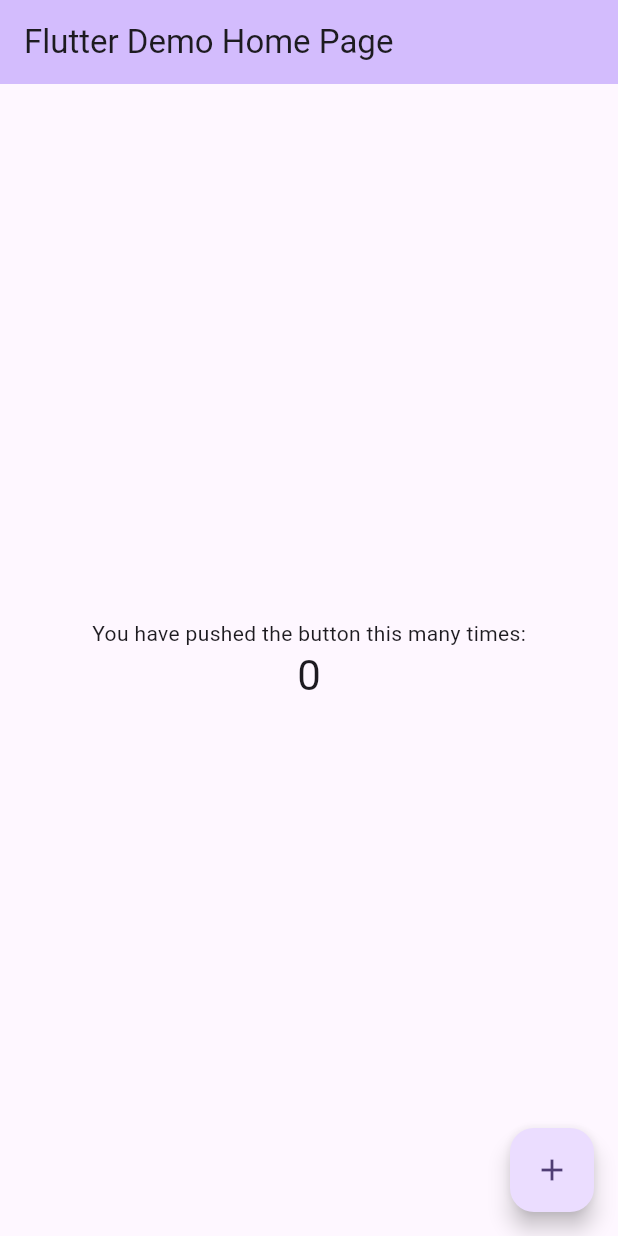
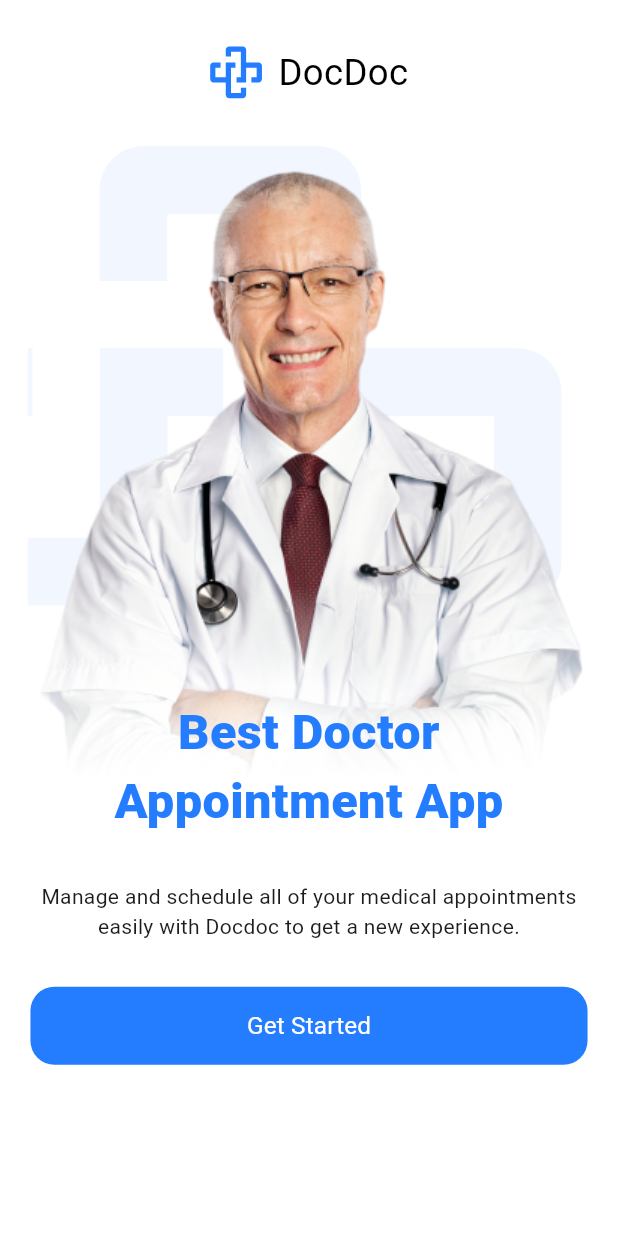
Before and after one commit to HassanYasser07/booking-appointment, a Flutter app: the screen it shows after launch, on a phone screen of 412 x 824 dp. Run offline on Flutter 3.47's test engine with Material 3 defaults, Android fonts, the phone set to English and light mode, and no system bars; our stand-ins replace flutter_screenutil, flutter_svg, go_router.

Commit message:
add packages create onboarding view add routing add text styles create assets folder

```diff
--- /dev/null
+++ b/lib/core/routing/routes.dart
@@ -0,0 +1,24 @@
+import 'package:booking_appointment/fetures/login/login_view.dart';
+import 'package:go_router/go_router.dart';
+
+import '../../fetures/onboarding/onboarding_view.dart';
+
+abstract class Routes{
+  static const kHomeView='/loginView';
+
+
+  static final router = GoRouter(
+
+    routes: [
+      GoRoute(
+        path: '/',
+        builder: (context, state) => const OnboardingView(),
+      ),
+      GoRoute(
+        path: kHomeView,
+        builder: (context, state) => const LoginView(),
+      ),
+
+    ],
+  );
+}
--- /dev/null
+++ b/lib/core/routing/style.dart
@@ -0,0 +1,27 @@
+import 'dart:ui';
+
+import 'package:booking_appointment/core/theme/colors.dart';
+import 'package:flutter/material.dart';
+import 'package:flutter_screenutil/flutter_screenutil.dart';
+
+class Styles{
+  static TextStyle font24black700w=TextStyle(
+    fontSize: 24.sp,
+    color: Colors.black
+  );
+  static TextStyle font32blueBold=TextStyle(
+      fontSize: 32.sp,
+      color: ColorsMaster.mainBlue,
+       fontWeight: FontWeight.w900
+  );
+  static TextStyle font13gray=TextStyle(
+      fontSize: 13.sp,
+      color: Colors.grey,
+      fontWeight: FontWeight.normal
+  );
+  static TextStyle font16white=TextStyle(
+      fontSize: 16.sp,
+      color: Colors.white,
+      fontWeight: FontWeight.normal
+  );
+}
--- /dev/null
+++ b/lib/core/theme/colors.dart
@@ -0,0 +1,4 @@
+import 'package:flutter/material.dart';
+class ColorsMaster{
+  static const Color mainBlue =Color( 0xff247CFF);
+}
--- /dev/null
+++ b/lib/doc_app.dart
@@ -0,0 +1,26 @@
+import 'package:booking_appointment/core/routing/routes.dart';
+import 'package:booking_appointment/core/theme/colors.dart';
+import 'package:flutter/material.dart';
+import 'package:flutter_screenutil/flutter_screenutil.dart';
+class DocApp extends StatelessWidget {
+  const DocApp({super.key});
+
+  @override
+  Widget build(BuildContext context) {
+    return ScreenUtilInit(
+      designSize: const Size(375,812),
+      minTextAdapt: true,
+      child: MaterialApp.router(
+        title: 'Doc App',
+        theme: ThemeData(
+          primaryColor: ColorsMaster.mainBlue,
+          scaffoldBackgroundColor: Colors.white,
+
+        ),
+        debugShowCheckedModeBanner: false,
+        routerConfig: Routes.router,
+      ),
+
+    );
+  }
+}
--- /dev/null
+++ b/lib/fetures/login/login_view.dart
@@ -0,0 +1,9 @@
+import 'package:flutter/material.dart';
+class LoginView extends StatelessWidget {
+  const LoginView({super.key});
+
+  @override
+  Widget build(BuildContext context) {
+    return const Placeholder();
+  }
+}
--- /dev/null
+++ b/lib/fetures/onboarding/onboarding_view.dart
@@ -0,0 +1,41 @@
+import 'package:booking_appointment/fetures/onboarding/widgets/doc_logo_and_name.dart';
+import 'package:booking_appointment/fetures/onboarding/widgets/doctor_image_and_text.dart';
+import 'package:booking_appointment/fetures/onboarding/widgets/get_started_buttom.dart';
+import 'package:flutter/material.dart';
+import 'package:flutter_screenutil/flutter_screenutil.dart';
+class OnboardingView extends StatelessWidget {
+  const OnboardingView({super.key});
+
+  @override
+  Widget build(BuildContext context) {
+    return Scaffold(
+      body:   SafeArea(
+        child: SingleChildScrollView(
+           child: Padding(
+             padding:  EdgeInsets.only(top: 30.h,bottom: 30.h),
+             child: Column(
+                 children: [
+                   DocLogoAndName(),
+                   SizedBox(height: 30.h,),
+                   DoctorImageAndText(),
+                   Padding(
+                     padding:  EdgeInsets.symmetric(horizontal: 20.0.h),
+                     child: Column(
+                       children: [
+                         Text('Manage and schedule all of your medical appointments easily with Docdoc to get a new experience.',textAlign: TextAlign.center,),
+                         SizedBox(height: 30.h,),
+                         GetStartedButton()
+                       ],
+                     ),
+                   )
+                 ],
+               ),
+           ),
+         ),
+       )
+    );
+
+
+
+   }
+ }
--- /dev/null
+++ b/lib/fetures/onboarding/widgets/doc_logo_and_name.dart
@@ -0,0 +1,20 @@
+import 'package:flutter/material.dart';
+import 'package:flutter_screenutil/flutter_screenutil.dart';
+import 'package:flutter_svg/svg.dart';
+
+import '../../../core/routing/style.dart';
+class DocLogoAndName extends StatelessWidget {
+  const DocLogoAndName({super.key});
+
+  @override
+  Widget build(BuildContext context) {
+    return     Row(mainAxisAlignment: MainAxisAlignment.center,
+      children: [
+        SvgPicture.asset('assets/images/Group.svg',width: 35.h,height: 35.h,),
+        SizedBox(width: 10.h,),
+        Text("DocDoc",style: Styles.font24black700w,),
+
+      ],
+    );
+  }
+}
--- /dev/null
+++ b/lib/fetures/onboarding/widgets/doctor_image_and_text.dart
@@ -0,0 +1,40 @@
+import 'package:flutter/cupertino.dart';
+import 'package:flutter/material.dart';
+import 'package:flutter_screenutil/flutter_screenutil.dart';
+import 'package:flutter_svg/flutter_svg.dart';
+
+import '../../../core/routing/style.dart';
+
+class DoctorImageAndText extends StatelessWidget {
+  const DoctorImageAndText({super.key});
+
+  @override
+  Widget build(BuildContext context) {
+    return Stack(
+      children: [
+        SvgPicture.asset('assets/images/Group (1).svg',),
+        Container(
+            foregroundDecoration: BoxDecoration(
+              gradient: LinearGradient(
+                begin: Alignment.bottomCenter,
+                end: Alignment.topCenter,
+                stops:const [.14,.4],
+                colors: [
+                  Colors.white,
+                  Colors.white.withOpacity(0)
+                ]
+              )
+            ),
+            child: Image.asset('assets/images/onboarder_doctor.png')),
+        Positioned(
+            bottom: 30,
+            left: 0,
+            right: 0,
+            child: Text("Best Doctor Appointment App",
+                textAlign: TextAlign.center,
+                style:Styles.font32blueBold
+                 ))
+      ],
+    );
+  }
+}
--- /dev/null
+++ b/lib/fetures/onboarding/widgets/get_started_buttom.dart
@@ -0,0 +1,26 @@
+import 'package:booking_appointment/core/routing/style.dart';
+import 'package:booking_appointment/core/theme/colors.dart';
+import 'package:flutter/material.dart';
+
+class GetStartedButton extends StatelessWidget {
+  const GetStartedButton({super.key});
+
+  @override
+  Widget build(BuildContext context) {
+    return  TextButton(
+      style: ButtonStyle(
+        backgroundColor: MaterialStateProperty.all(ColorsMaster.mainBlue),
+        tapTargetSize: MaterialTapTargetSize.shrinkWrap,
+          minimumSize: MaterialStateProperty.all(
+          Size(double.infinity, 52)
+      ),
+          shape: MaterialStateProperty.all(
+          RoundedRectangleBorder(
+          borderRadius: BorderRadius.circular(16)
+      )
+      )
+      ),
+        onPressed: (){},
+        child: Text('Get Started',style:Styles.font16white), );
+  }
+}
--- a/lib/main.dart
+++ b/lib/main.dart
@@ -1,125 +1,6 @@
+import 'package:booking_appointment/doc_app.dart';
 import 'package:flutter/material.dart';
 
 void main() {
-  runApp(const MyApp());
+  runApp(const DocApp());
 }
-
-class MyApp extends StatelessWidget {
-  const MyApp({super.key});
-
-  // This widget is the root of your application.
-  @override
-  Widget build(BuildContext context) {
-    return MaterialApp(
-      title: 'Flutter Demo',
-      theme: ThemeData(
-        // This is the theme of your application.
-        //
-        // TRY THIS: Try running your application with "flutter run". You'll see
-        // the application has a purple toolbar. Then, without quitting the app,
-        // try changing the seedColor in the colorScheme below to Colors.green
-        // and then invoke "hot reload" (save your changes or press the "hot
-        // reload" button in a Flutter-supported IDE, or press "r" if you used
-        // the command line to start the app).
-        //
-        // Notice that the counter didn't reset back to zero; the application
-        // state is not lost during the reload. To reset the state, use hot
-        // restart instead.
-        //
-        // This works for code too, not just values: Most code changes can be
-        // tested with just a hot reload.
-        colorScheme: ColorScheme.fromSeed(seedColor: Colors.deepPurple),
-        useMaterial3: true,
-      ),
-      home: const MyHomePage(title: 'Flutter Demo Home Page'),
-    );
-  }
-}
-
-class MyHomePage extends StatefulWidget {
-  const MyHomePage({super.key, required this.title});
-
-  // This widget is the home page of your application. It is stateful, meaning
-  // that it has a State object (defined below) that contains fields that affect
-  // how it looks.
-
-  // This class is the configuration for the state. It holds the values (in this
-  // case the title) provided by the parent (in this case the App widget) and
-  // used by the build method of the State. Fields in a Widget subclass are
-  // always marked "final".
-
-  final String title;
-
-  @override
-  State<MyHomePage> createState() => _MyHomePageState();
-}
-
-class _MyHomePageState extends State<MyHomePage> {
-  int _counter = 0;
-
-  void _incrementCounter() {
-    setState(() {
-      // This call to setState tells the Flutter framework that something has
-      // changed in this State, which causes it to rerun the build method below
-      // so that the display can reflect the updated values. If we changed
-      // _counter without calling setState(), then the build method would not be
-      // called again, and so nothing would appear to happen.
-      _counter++;
-    });
-  }
-
-  @override
-  Widget build(BuildContext context) {
-    // This method is rerun every time setState is called, for instance as done
-    // by the _incrementCounter method above.
-    //
-    // The Flutter framework has been optimized to make rerunning build methods
-    // fast, so that you can just rebuild anything that needs updating rather
-    // than having to individually change instances of widgets.
-    return Scaffold(
-      appBar: AppBar(
-        // TRY THIS: Try changing the color here to a specific color (to
-        // Colors.amber, perhaps?) and trigger a hot reload to see the AppBar
-        // change color while the other colors stay the same.
-        backgroundColor: Theme.of(context).colorScheme.inversePrimary,
-        // Here we take the value from the MyHomePage object that was created by
-        // the App.build method, and use it to set our appbar title.
-        title: Text(widget.title),
-      ),
-      body: Center(
-        // Center is a layout widget. It takes a single child and positions it
-        // in the middle of the parent.
-        child: Column(
-          // Column is also a layout widget. It takes a list of children and
-          // arranges them vertically. By default, it sizes itself to fit its
-          // children horizontally, and tries to be as tall as its parent.
-          //
-          // Column has various properties to control how it sizes itself and
-          // how it positions its children. Here we use mainAxisAlignment to
-          // center the children vertically; the main axis here is the vertical
-          // axis because Columns are vertical (the cross axis would be
-          // horizontal).
-          //
-          // TRY THIS: Invoke "debug painting" (choose the "Toggle Debug Paint"
-          // action in the IDE, or press "p" in the console), to see the
-          // wireframe for each widget.
-          mainAxisAlignment: MainAxisAlignment.center,
-          children: <Widget>[
-            const Text(
-              'You have pushed the button this many times:',
-            ),
-            Text(
-              '$_counter',
-              style: Theme.of(context).textTheme.headlineMedium,
-            ),
-          ],
-        ),
-      ),
-      floatingActionButton: FloatingActionButton(
-        onPressed: _incrementCounter,
-        tooltip: 'Increment',
-        child: const Icon(Icons.add),
-      ), // This trailing comma makes auto-formatting nicer for build methods.
-    );
-  }
-}
--- a/pubspec.yaml
+++ b/pubspec.yaml
@@ -48,6 +48,9 @@ dependencies:
   intl: ^0.19.0
 #  for splash view
   flutter_native_splash: ^2.4.0
+  flutter_svg: ^2.0.10+1
+  flutter_screenutil: ^5.9.3
+  go_router: ^14.1.4
   flutter:
     sdk: flutter
 
@@ -72,6 +75,9 @@ dev_dependencies:
 
 # The following section is specific to Flutter packages.
 flutter:
+  assets:
+    - assets/images/
+    - assets/images/onboarder_doctor.png
 
   # The following line ensures that the Material Icons font is
   # included with your application, so that you can use the icons in
```
Also changed, not shown: assets/images/Group (1).svg (added), assets/images/Group.svg (added), assets/images/onboarder_doctor.png (added), pubspec.lock.
